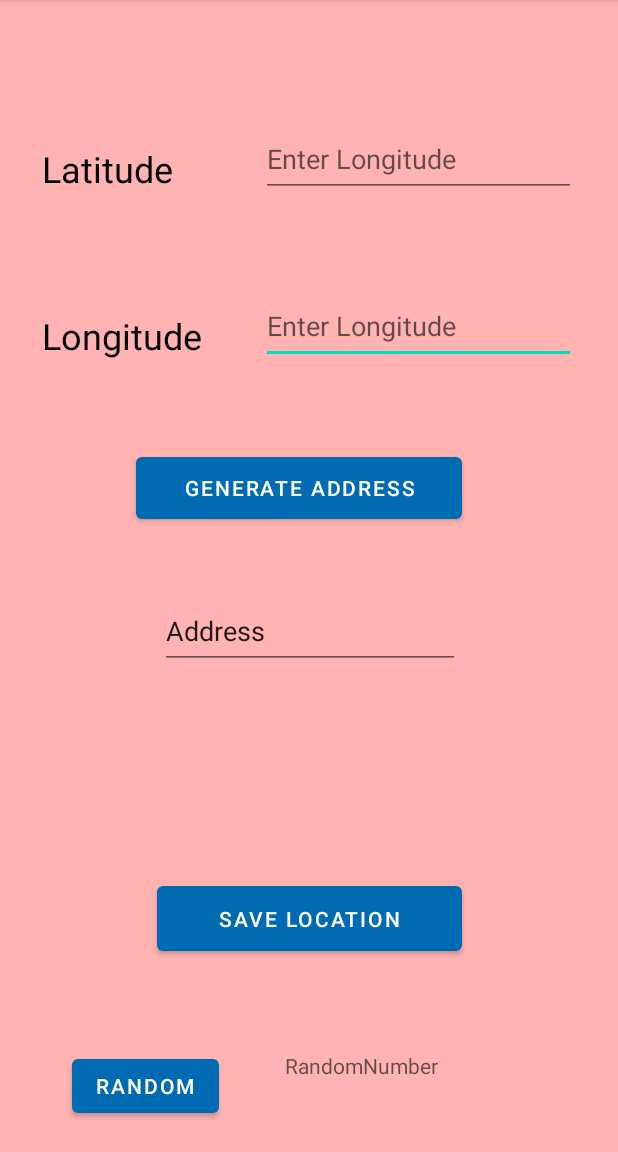
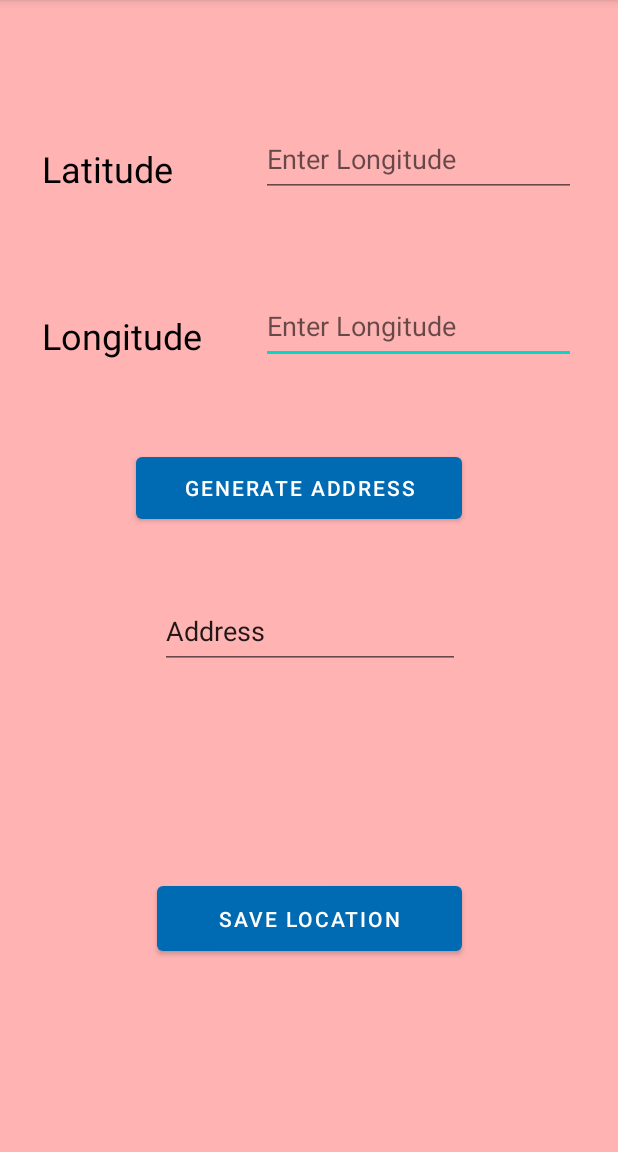
Before and after one commit to mihirkumar1212/LocationFinder, an Android app: the Add_Location screen opened directly, with no data from a screen before it, after a tap on "GENERATE ADDRESS", on a phone screen of 412 x 824 dp, the part 84-1236 px from its top. Run offline under Robolectric (Android 15) with nearby library versions, the phone set to English and light mode, and no system bars; 2 statements that could not run were skipped.

Commit message:
Final Updates

```diff
--- a/app/src/main/java/com/example/locationfinder/Add_Location.java
+++ b/app/src/main/java/com/example/locationfinder/Add_Location.java
@@ -30,8 +30,8 @@ public class Add_Location extends AppCompatActivity {
         input2 = findViewById(R.id.input_2);
         address_new = findViewById(R.id.Address_new);
         generateAddress = findViewById(R.id.GenrateAddress);
-        random_button = findViewById(R.id.Random_button);
-        randomNumber = findViewById(R.id.random_number);
+        //random_button = findViewById(R.id.Random_button);
+        //randomNumber = findViewById(R.id.random_number);
         save_button = findViewById(R.id.Save);
 
 
@@ -50,40 +50,58 @@ public class Add_Location extends AppCompatActivity {
                 // calling a function to store the data in the database.
                 database = new MyDatabase(Add_Location.this);
                 database.addLocation(address,String.valueOf(latitude),String.valueOf(longitude));
-
                 Intent intent = new Intent(Add_Location.this, MainActivity.class);
                 startActivity(intent);
+
             }
         });
 
 
-        random_button.setOnClickListener(new View.OnClickListener() {
+        /*random_button.setOnClickListener(new View.OnClickListener() {
             @Override
             public void onClick(View v) {
+
+                //randomNum();
+            }
+        });*/
+    }
+    public void randomNum(){
         double result = Double.parseDouble(randomNumber(-90.0, 90.0));
         double result2 = Double.parseDouble(randomNumber(-180.0, 80.0));
         input1.setText(String.valueOf(result));
         input2.setText(String.valueOf(result2));
     }
-        });
-    }
-
 
     public  void getAddress(){
+        //randomNum();
         Geocoder geo = new Geocoder(Add_Location.this, Locale.getDefault());
 
         longitude = Double.parseDouble(input2.getText().toString());
         latitude = Double.parseDouble(input1.getText().toString());
+        if(latitude >= -90.0 && latitude  <= 90.0 && longitude >= -180.0 && longitude <= 80.0) {
             try {
-            List<Address> listAddress = geo.getFromLocation(latitude,longitude,1);
-            if (listAddress.size() > 0){
+                List<Address> listAddress = geo.getFromLocation(latitude, longitude, 1);
+                if(listAddress.size() == 0){
+                    Toast.makeText(Add_Location.this, "No address found try different coordinates",Toast.LENGTH_SHORT).show();
+                }
+                if (listAddress.size() > 0) {
+                    if (listAddress.get(0).getAddressLine(0) != null) {
                         address_new.setText(listAddress.get(0).getAddressLine(0));
+                        Toast.makeText(Add_Location.this, "Found address",Toast.LENGTH_SHORT).show();
+                        if(listAddress.get(0).getPostalCode() != null){
+                            String temp = listAddress.get(0).getAddressLine(0) + listAddress.get(0).getPostalCode();
+                            address_new.setText(temp);
+                            Toast.makeText(Add_Location.this, "Found address and Postal code",Toast.LENGTH_SHORT).show();
+                        }
+                    }
                     //Toast.makeText(Add_Location.this, listAddress.get(0).getCountryName(),Toast.LENGTH_SHORT).show();
                 }
             } catch (IOException e) {
                 e.printStackTrace();
             }
-
+        }else{
+            Toast.makeText(Add_Location.this, "Invalid Longitude and Latitude!",Toast.LENGTH_SHORT).show();
+        }
     }
     public String randomNumber (Double min, Double max){
         double num;
--- a/app/src/main/res/layout/activity_add_location.xml
+++ b/app/src/main/res/layout/activity_add_location.xml
@@ -89,7 +89,7 @@
         app:layout_constraintStart_toStartOf="@+id/Save"
         app:layout_constraintTop_toBottomOf="@+id/GenrateAddress" />
 
-    <Button
+  <!--  <Button
         android:id="@+id/Random_button"
         android:layout_width="wrap_content"
         android:layout_height="wrap_content"
@@ -99,16 +99,7 @@
         app:layout_constraintBottom_toBottomOf="parent"
         app:layout_constraintStart_toStartOf="parent"
         app:layout_constraintTop_toBottomOf="@+id/Save"
-        app:layout_constraintVertical_bias="0.0" />
-
-    <TextView
-        android:id="@+id/random_number"
-        android:layout_width="151dp"
-        android:layout_height="47dp"
-        android:layout_marginStart="44dp"
-        android:hint="RandomNumber"
-        app:layout_constraintBottom_toBottomOf="@+id/Random_button"
-        app:layout_constraintStart_toEndOf="@+id/Random_button" />
+        app:layout_constraintVertical_bias="0.0" />-->
 
 
 </androidx.constraintlayout.widget.ConstraintLayout>
```
Also changed, not shown: 1 other file. Lines whose indentation alone changed are shown as unchanged.
